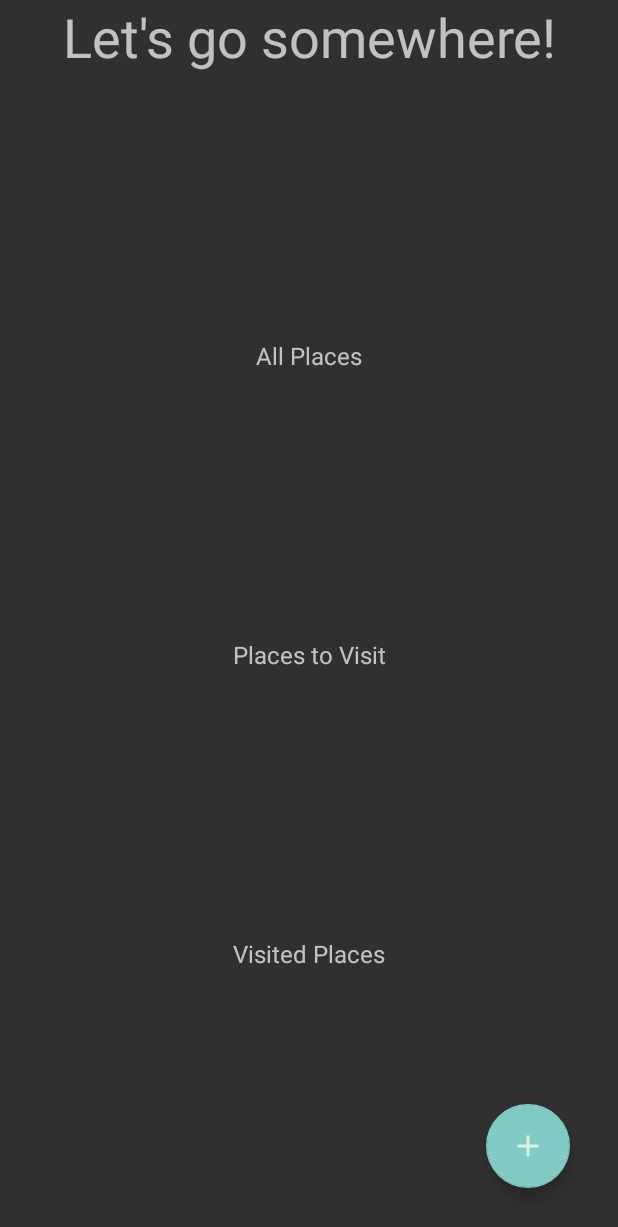
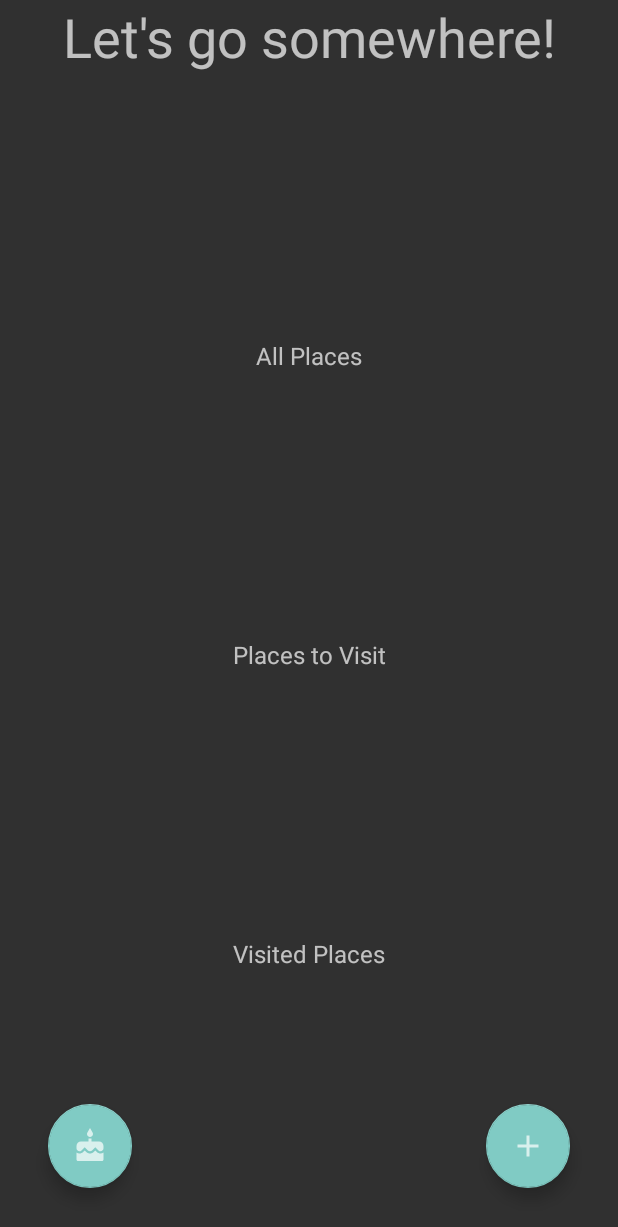
Before and after one commit to meduardoscervantes/GoingOut, an Android app: the screen it shows after launch (MainActivity), on a phone screen of 412 x 824 dp. Shown: the top 1227 px of the screen. Run offline under Robolectric (Android 15) with nearby library versions, the phone set to English and light mode, and no system bars; our stand-ins replace Room's generated code.

```diff
--- a/app/src/main/java/com/example/goingout/fragments/HomeScreenFragment.java
+++ b/app/src/main/java/com/example/goingout/fragments/HomeScreenFragment.java
@@ -5,17 +5,26 @@ import android.os.Bundle;
 import androidx.annotation.NonNull;
 import androidx.annotation.Nullable;
 import androidx.fragment.app.Fragment;
+import androidx.lifecycle.Observer;
+import androidx.lifecycle.ViewModelProvider;
 import androidx.navigation.NavController;
 import androidx.navigation.Navigation;
 
 import android.view.LayoutInflater;
 import android.view.View;
 import android.view.ViewGroup;
+import android.widget.Toast;
 
 import com.example.goingout.R;
+import com.example.goingout.backend.Place;
+import com.example.goingout.backend.ViewModel;
+
+import java.util.List;
+import java.util.Random;
 
 public class HomeScreenFragment extends Fragment {
     private NavController navController;
+    private ViewModel vm;
     public HomeScreenFragment() {
         // Required empty public constructor
     }
@@ -33,6 +42,7 @@ public class HomeScreenFragment extends Fragment {
     public void onViewCreated(@NonNull View view, @Nullable Bundle savedInstanceState) {
         super.onViewCreated(view, savedInstanceState);
         navController = Navigation.findNavController(view);
+        vm = new ViewModelProvider(this).get(ViewModel.class);
         view.findViewById(R.id.all_places).setOnClickListener(new View.OnClickListener() {
             @Override
             public void onClick(View v) {
@@ -61,6 +71,20 @@ public class HomeScreenFragment extends Fragment {
                         .actionHomeScreenFragmentToAddNewPlace());
             }
         });
+        view.findViewById(R.id.random).setOnClickListener(new View.OnClickListener() {
+            @Override
+            public void onClick(View v) {
+
+                vm.getAllPlaces().observe(getViewLifecycleOwner(), new Observer<List<Place>>() {
+                    @Override
+                    public void onChanged(List<Place> places) {
+                        int rand = new Random().nextInt(places.size() + 1);
+                        Toast.makeText(getContext(),
+                                places.get(rand).getName() , Toast.LENGTH_SHORT).show();
+                    }
+                });
+            }
+        });
     }
 
     @Override
--- /dev/null
+++ b/app/src/main/res/drawable/ic_cake.xml
@@ -0,0 +1,10 @@
+<vector xmlns:android="http://schemas.android.com/apk/res/android"
+    android:width="24dp"
+    android:height="24dp"
+    android:viewportWidth="24"
+    android:viewportHeight="24"
+    android:tint="?attr/colorControlNormal">
+  <path
+      android:fillColor="@android:color/white"
+      android:pathData="M12,6c1.11,0 2,-0.9 2,-2 0,-0.38 -0.1,-0.73 -0.29,-1.03L12,0l-1.71,2.97c-0.19,0.3 -0.29,0.65 -0.29,1.03 0,1.1 0.9,2 2,2zM16.6,15.99l-1.07,-1.07 -1.08,1.07c-1.3,1.3 -3.58,1.31 -4.89,0l-1.07,-1.07 -1.09,1.07C6.75,16.64 5.88,17 4.96,17c-0.73,0 -1.4,-0.23 -1.96,-0.61L3,21c0,0.55 0.45,1 1,1h16c0.55,0 1,-0.45 1,-1v-4.61c-0.56,0.38 -1.23,0.61 -1.96,0.61 -0.92,0 -1.79,-0.36 -2.44,-1.01zM18,9h-5L13,7h-2v2L6,9c-1.66,0 -3,1.34 -3,3v1.54c0,1.08 0.88,1.96 1.96,1.96 0.52,0 1.02,-0.2 1.38,-0.57l2.14,-2.13 2.13,2.13c0.74,0.74 2.03,0.74 2.77,0l2.14,-2.13 2.13,2.13c0.37,0.37 0.86,0.57 1.38,0.57 1.08,0 1.96,-0.88 1.96,-1.96L20.99,12C21,10.34 19.66,9 18,9z"/>
+</vector>
--- a/app/src/main/res/layout/fragment_home_screen.xml
+++ b/app/src/main/res/layout/fragment_home_screen.xml
@@ -60,4 +60,14 @@
         app:layout_constraintBottom_toBottomOf="parent"
         app:layout_constraintEnd_toEndOf="parent" />
 
+    <com.google.android.material.floatingactionbutton.FloatingActionButton
+        android:id="@+id/random"
+        android:layout_width="wrap_content"
+        android:layout_height="wrap_content"
+        android:src="@drawable/ic_cake"
+        android:layout_margin="32dp"
+        app:layout_constraintBottom_toBottomOf="parent"
+        app:layout_constraintStart_toStartOf="parent" />
+
+
 </androidx.constraintlayout.widget.ConstraintLayout>
--- a/app/src/main/res/navigation/nav.xml
+++ b/app/src/main/res/navigation/nav.xml
@@ -13,18 +13,27 @@
         <action
             android:id="@+id/action_homeScreenFragment_to_allPlacesFragment"
             app:destination="@id/allPlacesFragment"
+            app:popUpTo="@id/homeScreenFragment"
             app:popUpToInclusive="false" />
         <action
             android:id="@+id/action_homeScreenFragment_to_visitedPlacesFragment"
             app:destination="@id/visitedPlacesFragment"
+            app:popUpTo="@id/homeScreenFragment"
             app:popUpToInclusive="false" />
         <action
             android:id="@+id/action_homeScreenFragment_to_placesToVisitFragment"
             app:destination="@id/placesToVisitFragment"
+            app:popUpTo="@id/homeScreenFragment"
             app:popUpToInclusive="false" />
         <action
             android:id="@+id/action_homeScreenFragment_to_addNewPlace"
             app:destination="@id/addNewPlace"
+            app:popUpTo="@id/homeScreenFragment"
+            app:popUpToInclusive="false" />
+        <action
+            android:id="@+id/action_homeScreenFragment_to_personFragment"
+            app:destination="@id/personFragment"
+            app:popUpTo="@id/homeScreenFragment"
             app:popUpToInclusive="false" />
     </fragment>
     <fragment
@@ -35,6 +44,7 @@
         <action
             android:id="@+id/action_allPlacesFragment_to_homeScreenFragment"
             app:destination="@id/homeScreenFragment"
+            app:popUpTo="@id/homeScreenFragment"
             app:popUpToInclusive="false" />
     </fragment>
     <fragment
@@ -45,6 +55,7 @@
         <action
             android:id="@+id/action_placesToVisitFragment_to_homeScreenFragment"
             app:destination="@id/homeScreenFragment"
+            app:popUpTo="@id/homeScreenFragment"
             app:popUpToInclusive="false" />
     </fragment>
     <fragment
@@ -55,6 +66,7 @@
         <action
             android:id="@+id/action_visitedPlacesFragment_to_homeScreenFragment"
             app:destination="@id/homeScreenFragment"
+            app:popUpTo="@id/homeScreenFragment"
             app:popUpToInclusive="false" />
     </fragment>
     <fragment
@@ -65,6 +77,18 @@
         <action
             android:id="@+id/action_addNewPlace_to_homeScreenFragment"
             app:destination="@id/homeScreenFragment"
+            app:popUpTo="@id/homeScreenFragment"
+            app:popUpToInclusive="false" />
+    </fragment>
+    <fragment
+        android:id="@+id/personFragment"
+        android:name="com.example.goingout.fragments.PersonFragment"
+        android:label="fragment_person"
+        tools:layout="@layout/fragment_person" >
+        <action
+            android:id="@+id/action_personFragment_to_homeScreenFragment"
+            app:destination="@id/homeScreenFragment"
+            app:popUpTo="@id/homeScreenFragment"
             app:popUpToInclusive="false" />
     </fragment>
 </navigation>
```
Also changed, not shown: app/src/main/java/com/example/goingout/fragments/PersonFragment.java (added, +40 -0 lines), app/src/main/res/layout/fragment_person.xml (added, +47 -0 lines).
